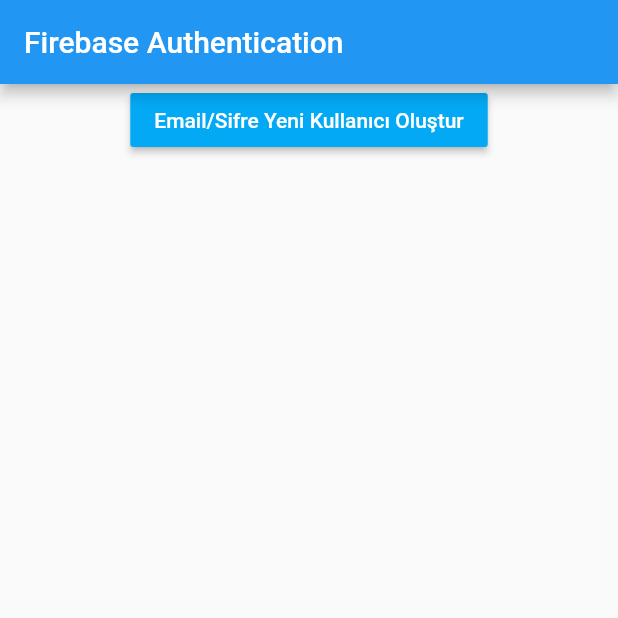
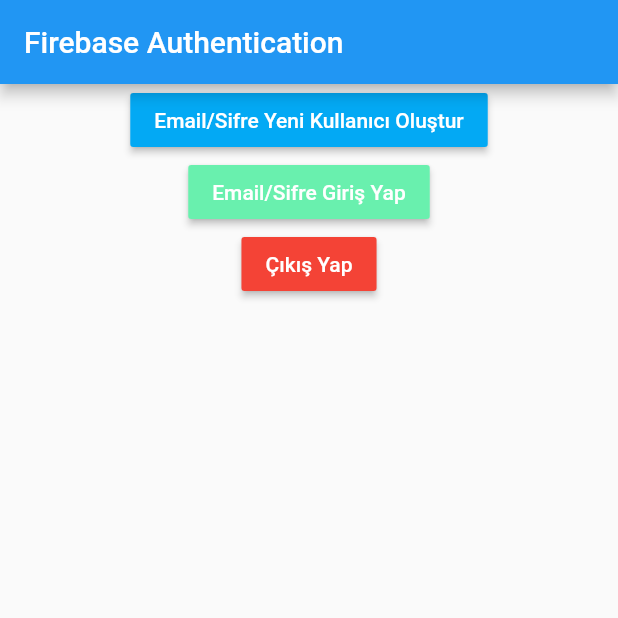
Before and after one commit to aoguz1/flutter_firebase_dersleri, a Flutter app: the screen it shows after launch, after a tap on "Email/Sifre Yeni Kullanıcı Oluştur", on a phone screen of 412 x 824 dp, the top half of it. Run offline on Flutter 3.47's test engine with Material 2 defaults, Android fonts, the phone set to English and light mode, and no system bars; our stand-ins replace firebase_auth; accounts and stored records are empty; network calls fail.

Commit message:
email ve şifre ile oturum açma kullanıcı kaydetme ve çıkış yapma anlatıldı

```diff
--- a/lib/login_islemleri.dart
+++ b/lib/login_islemleri.dart
@@ -8,6 +8,7 @@ class LoginIslemleri extends StatefulWidget {
 
 class _LoginIslemleriState extends State<LoginIslemleri> {
   final FirebaseAuth _auth = FirebaseAuth.instance;
+  String mesaj = "";
 
   @override
   Widget build(BuildContext context) {
@@ -24,25 +25,116 @@ class _LoginIslemleriState extends State<LoginIslemleri> {
                 style: TextStyle(color: Colors.white),
               ),
               color: Colors.lightBlue,
-              onPressed: _emailveSifreLogin,
+              onPressed: _emailveSifreileUserOlustur,
             ),
+
+            RaisedButton(
+              child: Text(
+                "Email/Sifre Giriş Yap",
+                style: TextStyle(color: Colors.white),
+              ),
+              color: Colors.greenAccent,
+              onPressed: _emailveSifreileGirisYap,
+            ),
+
+            RaisedButton(
+              child: Text(
+                "Çıkış Yap",
+                style: TextStyle(color: Colors.white),
+              ),
+              color: Colors.red,
+              onPressed: _cikisyap,
+            ),
+
+
+            Text(mesaj),
           ],
         ),
       ),
     );
   }
 
-  void _emailveSifreLogin() async {
+  void _emailveSifreileUserOlustur() async {
     String mail = "emrealtunbilek@gmail.com";
     String sifre = "123456";
     var firebaseUser = await _auth
-        .createUserWithEmailAndPassword(email: mail, password: sifre,)
+        .createUserWithEmailAndPassword(
+          email: mail,
+          password: sifre,
+        )
         .catchError((e) => debugPrint("Hata :" + e.toString()));
 
-    if(firebaseUser != null){
+    if (firebaseUser != null) {
+      firebaseUser
+          .sendEmailVerification()
+          .then((data) {
+            _auth.signOut();
+      })
+          .catchError((e) => debugPrint("Mail gönderirken hata $e"));
 
-      debugPrint("Uid ${firebaseUser.uid} mail : ${firebaseUser.email} mailOnayı : ${firebaseUser.isEmailVerified} ");
+      setState(() {
+        mesaj =
+            "Uid ${firebaseUser.uid} \nmail : ${firebaseUser.email} \nmailOnayı : ${firebaseUser.isEmailVerified}\n Email gönderildi lütfen onaylayın";
+      });
+      debugPrint(
+          "Uid ${firebaseUser.uid} mail : ${firebaseUser.email} mailOnayı : ${firebaseUser.isEmailVerified} ");
+    }else{
+
+     setState(() {
+       mesaj = "bu mail zaten kullanımda";
+     });
     }
+  }
+
+  void _emailveSifreileGirisYap() {
+    String mail = "emrealtunbilek@gmail.com";
+    String sifre = "123456";
+
+    _auth.signInWithEmailAndPassword(email: mail, password: sifre).then((oturumAcmisKullanici){
+
+      if(oturumAcmisKullanici.isEmailVerified){
+        mesaj = "Email onaylı kullanıcı yönlendirme yapabilirsin";
+      }else{
+
+        mesaj = "Emailize mail attık lütfen onaylayın";
+        _auth.signOut();
+      }
+      setState(() {
+
+      });
+
+    }).catchError((hata){
+      debugPrint(hata.toString());
+
+      setState(() {
+        mesaj = "Email/Sifre hatalı";
+      });
+
+    });
+
+
+  }
+
+  void _cikisyap() async {
+
+    if(await _auth.currentUser() != null){
+      _auth.signOut().then((data){
+
+        setState(() {
+          mesaj = "Kullanıcı çıkış yaptı";
+        });
+      }).catchError((hata){
+        setState(() {
+          mesaj = "Çıkış yaparken hata oluştu $hata";
+        });
+      });
+    }else{
+     setState(() {
+       mesaj = "Oturum açmış kullanıcı yok";
+     });
+    }
+
+
 
   }
 }
```
